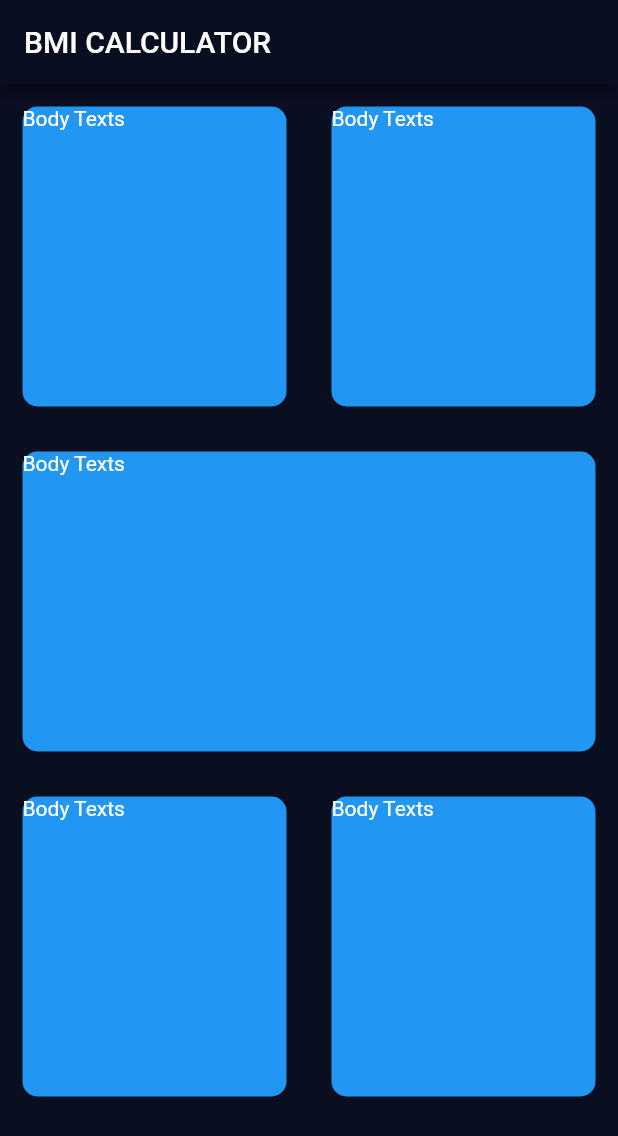
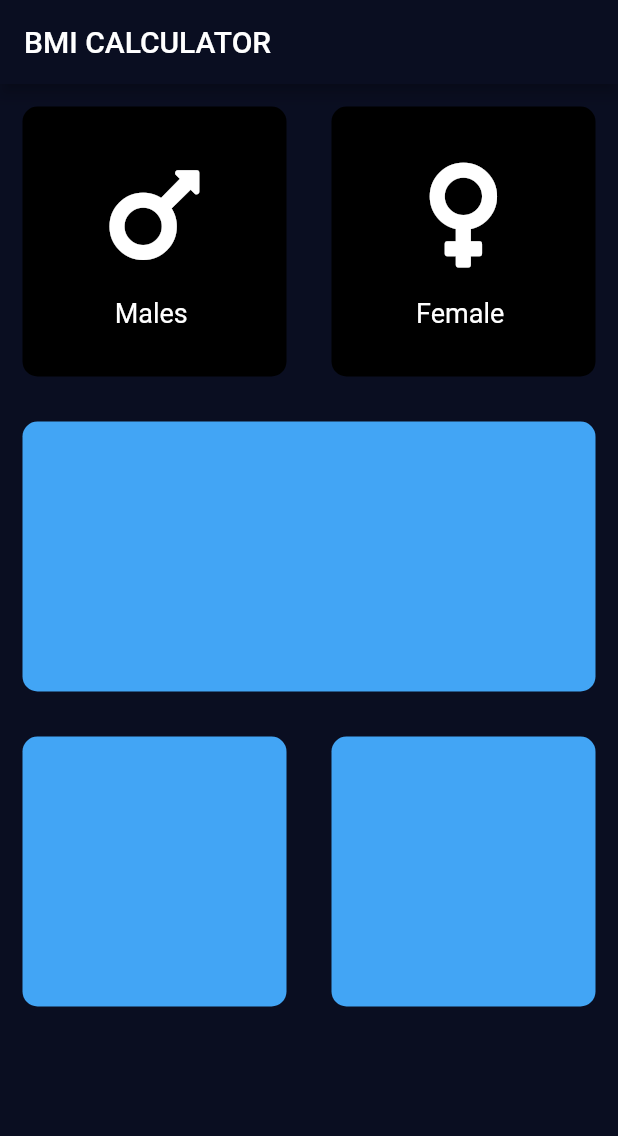
Before and after one commit to prakashsrv/flutter_app1, a Flutter app: the screen it shows after launch, on a phone screen of 412 x 824 dp. Shown: the top 1136 px of the screen. Run offline on Flutter 3.47's test engine with Material 2 defaults, Android fonts, the phone set to English and light mode, and no system bars; our stand-ins replace font_awesome_flutter.

```diff
--- /dev/null
+++ b/lib/icon_content.dart
@@ -0,0 +1,30 @@
+import 'package:flutter/material.dart';
+
+const labelText =TextStyle(fontSize: 18.0);
+
+class IconContent extends StatelessWidget {
+  IconContent({this.icon, this.label});
+
+  final IconData? icon;
+  final String? label;
+
+  @override
+  Widget build(BuildContext context) {
+    return Column(
+      mainAxisAlignment: MainAxisAlignment.center,
+      children: [
+        Icon(
+          icon,
+          size: 80.0,
+        ),
+        SizedBox(
+          height: 15.0,
+        ),
+        Text(
+          label as String,
+          style: labelText
+        )
+      ],
+    );
+  }
+}
--- a/lib/input_page.dart
+++ b/lib/input_page.dart
@@ -1,4 +1,13 @@
 import 'package:flutter/material.dart';
+import 'package:flutter_app/reusable_card.dart';
+import 'package:font_awesome_flutter/font_awesome_flutter.dart';
+
+import 'icon_content.dart';
+
+const inactiveCardColour = Colors.black;
+const activeCardColour = Colors.blueGrey;
+
+enum Gender { male, female }
 
 class InputPage extends StatefulWidget {
   @override
@@ -6,6 +15,8 @@ class InputPage extends StatefulWidget {
 }
 
 class _InputPageState extends State<InputPage> {
+  Gender? selectedGender;
+
   @override
   Widget build(BuildContext context) {
     return Scaffold(
@@ -18,22 +29,48 @@ class _InputPageState extends State<InputPage> {
           Row(
             children: [
               Expanded(
-            child: ReusableCard()
+                  child: ReusableCard(
+                    onPress: (){
+                      setState(() {
+                        selectedGender = Gender.male;
+                      });
+                    },
+                    cardChild: IconContent(
+                      icon: FontAwesomeIcons.mars,
+                      label: "Males ",
                     ),
+                    colurs: selectedGender == Gender.male
+                        ? activeCardColour
+                        : inactiveCardColour,
+                  )),
               Expanded(
-              child: ReusableCard()
+                  child: ReusableCard(
+                    onPress: (){
+                      setState(() {
+                        selectedGender = Gender.female;
+                      });
+                    },
+                    cardChild: IconContent(
+                      icon: FontAwesomeIcons.venus,
+                      label: "Female ",
                     ),
+                    colurs: selectedGender == Gender.female ? activeCardColour : inactiveCardColour,
+                  )),
             ],
           ),
-          ReusableCard(),
+          ReusableCard(
+            colurs: Color(0xFF42A5F5),
+          ),
           Row(
             children: [
               Expanded(
-                child: ReusableCard()
-              ),
+                  child: ReusableCard(
+                colurs: Color(0xFF42A5F5),
+              )),
               Expanded(
-                child: ReusableCard()
-              ),
+                  child: ReusableCard(
+                colurs: Color(0xFF42A5F5),
+              )),
             ],
           ),
         ],
@@ -41,20 +78,3 @@ class _InputPageState extends State<InputPage> {
     );
   }
 }
-
-class ReusableCard extends StatelessWidget {
-
-  @override
-  Widget build(BuildContext context) {
-    return Container(
-      margin: EdgeInsets.all(15.0),
-      decoration: BoxDecoration(
-          color: Colors.blue,
-          borderRadius: BorderRadius.circular(10.0)
-      ),
-      height: 200.0,
-      width: 160.0,
-      child: Text('Body Texts'),
-    );
-  }
-}
--- a/lib/main.dart
+++ b/lib/main.dart
@@ -1,4 +1,5 @@
 import 'package:flutter/material.dart';
+import 'package:font_awesome_flutter/font_awesome_flutter.dart';
 
 import 'input_page.dart';
 
--- /dev/null
+++ b/lib/reusable_card.dart
@@ -0,0 +1,27 @@
+import 'package:flutter/material.dart';
+
+class ReusableCard extends StatelessWidget {
+  ReusableCard(
+      {@required this.colurs,
+      @required this.cardChild,
+      @required this.onPress});
+
+  final Color? colurs;
+  final Widget? cardChild;
+  final VoidCallback? onPress;
+
+  @override
+  Widget build(BuildContext context) {
+    return GestureDetector(
+      onTap: onPress,
+      child: Container(
+        child: cardChild,
+        margin: EdgeInsets.all(15.0),
+        decoration: BoxDecoration(
+            color: colurs, borderRadius: BorderRadius.circular(10.0)),
+        height: 180.0,
+        width: 160.0,
+      ),
+    );
+  }
+}
--- a/pubspec.yaml
+++ b/pubspec.yaml
@@ -15,6 +15,7 @@ dependencies:
 
   cupertino_icons: ^1.0.2
   rflutter_alert: ^2.0.2
+  font_awesome_flutter: ^9.1.0
 
 dev_dependencies:
   flutter_test:
```
Also changed, not shown: pubspec.lock. Lines whose indentation alone changed are shown as unchanged.
